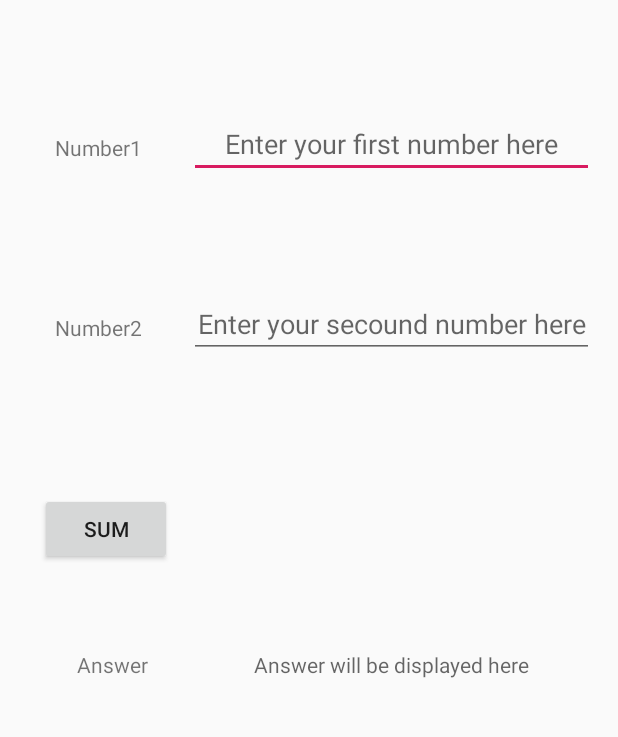
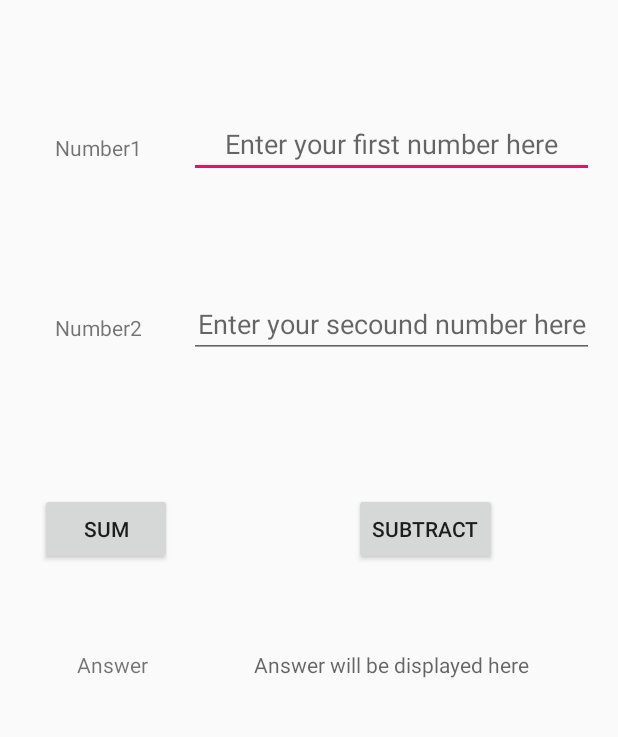
Before and after one commit to Vigilante7478/CalculatorAndriod, an Android app: the screen it shows after launch (MainActivity), on a phone screen of 412 x 824 dp, the part 242-979 px from its top. Run offline under Robolectric (Android 15) with nearby library versions, the phone set to English and light mode, and no system bars.

Commit message:
Commit on Subtract

```diff
--- a/app/src/main/res/layout/activity_main.xml
+++ b/app/src/main/res/layout/activity_main.xml
@@ -116,4 +116,17 @@
         app:layout_constraintTop_toTopOf="parent"
         app:layout_constraintVertical_bias="0.726" />
 
+    <Button
+        android:id="@+id/sub"
+        android:layout_width="wrap_content"
+        android:layout_height="wrap_content"
+        android:gravity="center"
+        android:text="SUBTRACT"
+        app:layout_constraintBottom_toBottomOf="parent"
+        app:layout_constraintEnd_toEndOf="parent"
+        app:layout_constraintHorizontal_bias="0.746"
+        app:layout_constraintStart_toStartOf="parent"
+        app:layout_constraintTop_toTopOf="parent"
+        app:layout_constraintVertical_bias="0.603" />
+
 </androidx.constraintlayout.widget.ConstraintLayout>
```
Also changed, not shown: app/src/main/java/com/example/calculator/MainActivity.kt (+17 -0 lines).
